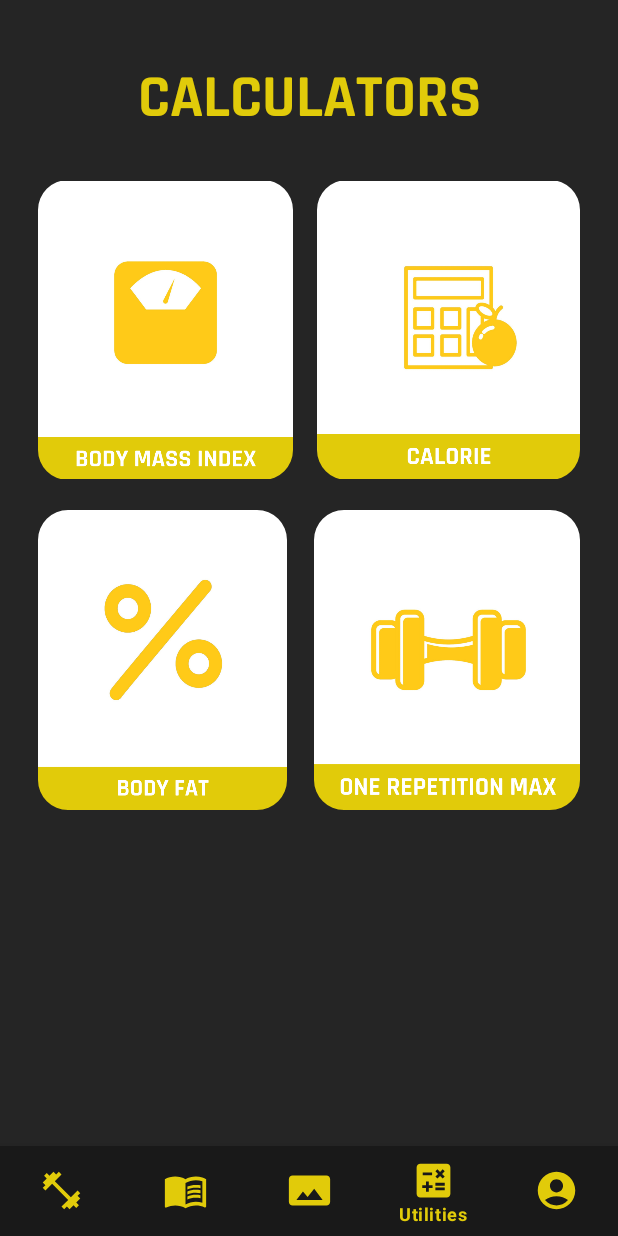
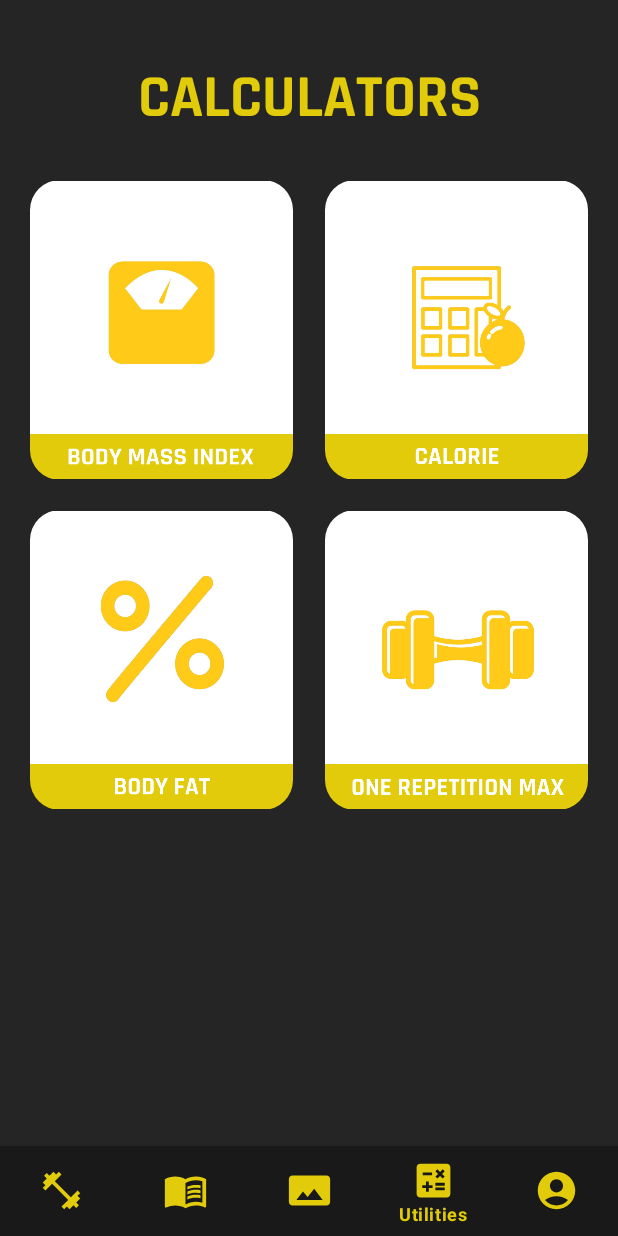
Before and after one commit to mtalhaergun/FitnessApp, an Android app: the screen it shows after launch (MainActivity), item 4 of the bottom bar chosen, on a phone screen of 412 x 824 dp. Run offline under Robolectric (Android 15) with nearby library versions, the light colour scheme and no system bars.

Commit message:
Utility Page icons

```diff
--- a/app/src/main/res/layout/fragment_utility.xml
+++ b/app/src/main/res/layout/fragment_utility.xml
@@ -32,10 +32,10 @@
                 android:layout_width="wrap_content"
                 android:layout_height="200dp"
                 android:layout_gravity="left"
-                android:layout_marginStart="25dp"
+                android:layout_marginStart="20dp"
                 android:layout_marginTop="20dp"
                 android:adjustViewBounds="true"
-                android:src="@drawable/weightimage"
+                android:src="@drawable/weighticon"
                 app:shapeAppearanceOverlay="@style/roundImageView" />
 
             <com.google.android.material.imageview.ShapeableImageView
@@ -43,19 +43,19 @@
                 android:layout_height="200dp"
                 android:layout_gravity="right"
                 android:layout_marginTop="20dp"
-                android:layout_marginEnd="25dp"
+                android:layout_marginEnd="20dp"
                 android:adjustViewBounds="true"
-                android:src="@drawable/calculatorimage"
+                android:src="@drawable/calculatoricon"
                 app:shapeAppearanceOverlay="@style/roundImageView" />
 
             <com.google.android.material.imageview.ShapeableImageView
                 android:layout_width="wrap_content"
                 android:layout_height="200dp"
                 android:layout_gravity="left"
-                android:layout_marginStart="25dp"
+                android:layout_marginStart="20dp"
                 android:layout_marginTop="20dp"
                 android:adjustViewBounds="true"
-                android:src="@drawable/percentimage"
+                android:src="@drawable/percenticon"
                 app:shapeAppearanceOverlay="@style/roundImageView" />
 
             <com.google.android.material.imageview.ShapeableImageView
@@ -63,9 +63,9 @@
                 android:layout_height="200dp"
                 android:layout_gravity="right"
                 android:layout_marginTop="20dp"
-                android:layout_marginEnd="25dp"
+                android:layout_marginEnd="20dp"
                 android:adjustViewBounds="true"
-                android:src="@drawable/dumbbellimage"
+                android:src="@drawable/dumbbellicon"
                 app:shapeAppearanceOverlay="@style/roundImageView" />
 
 
```
Also changed, not shown: app/src/main/res/drawable-v24/calculatoricon.png (added), app/src/main/res/drawable-v24/calculatorimage.png (deleted), app/src/main/res/drawable-v24/dumbbellicon.png (added), app/src/main/res/drawable-v24/dumbbellimage.png (deleted), app/src/main/res/drawable-v24/percenticon.png (added), app/src/main/res/drawable-v24/percentimage.png (deleted), app/src/main/res/drawable-v24/weighticon.png (added), app/src/main/res/drawable-v24/weightimage.png (deleted).
